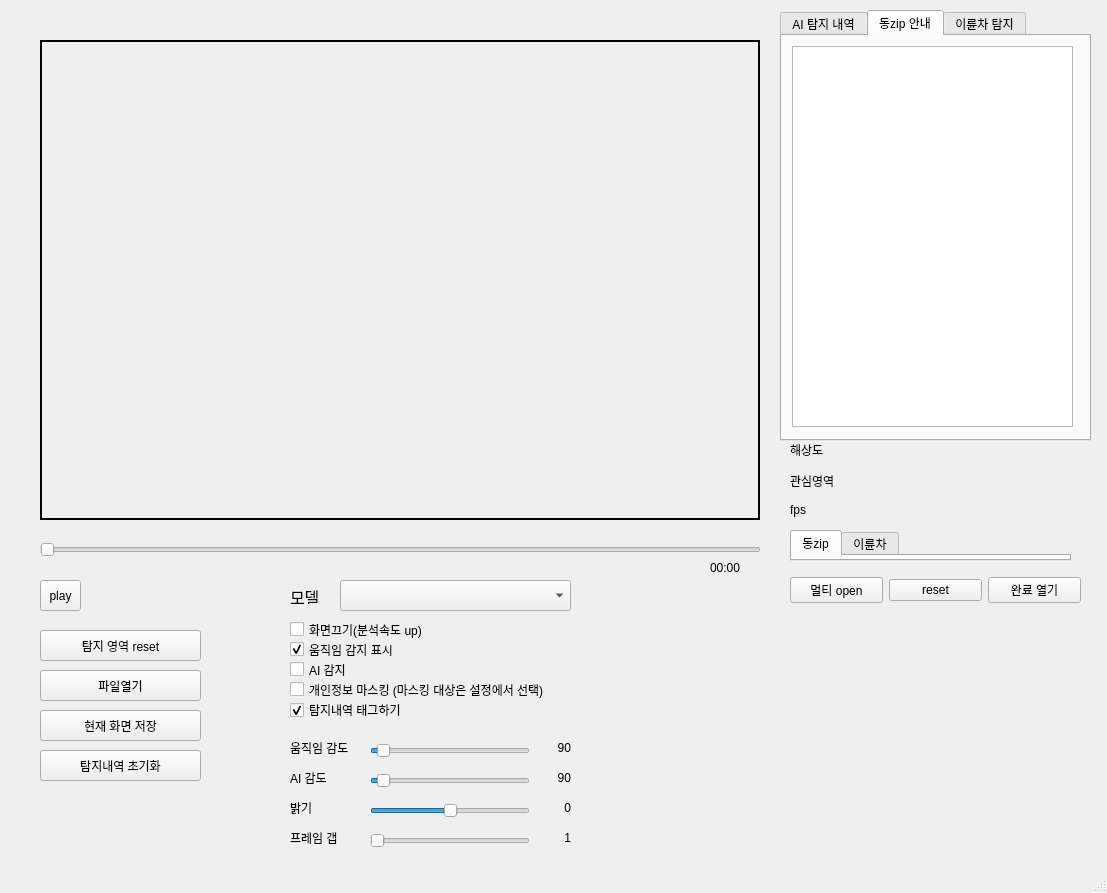
polnet13/kimAI, file rsc/ui/untitled.ui: the form before one commit.
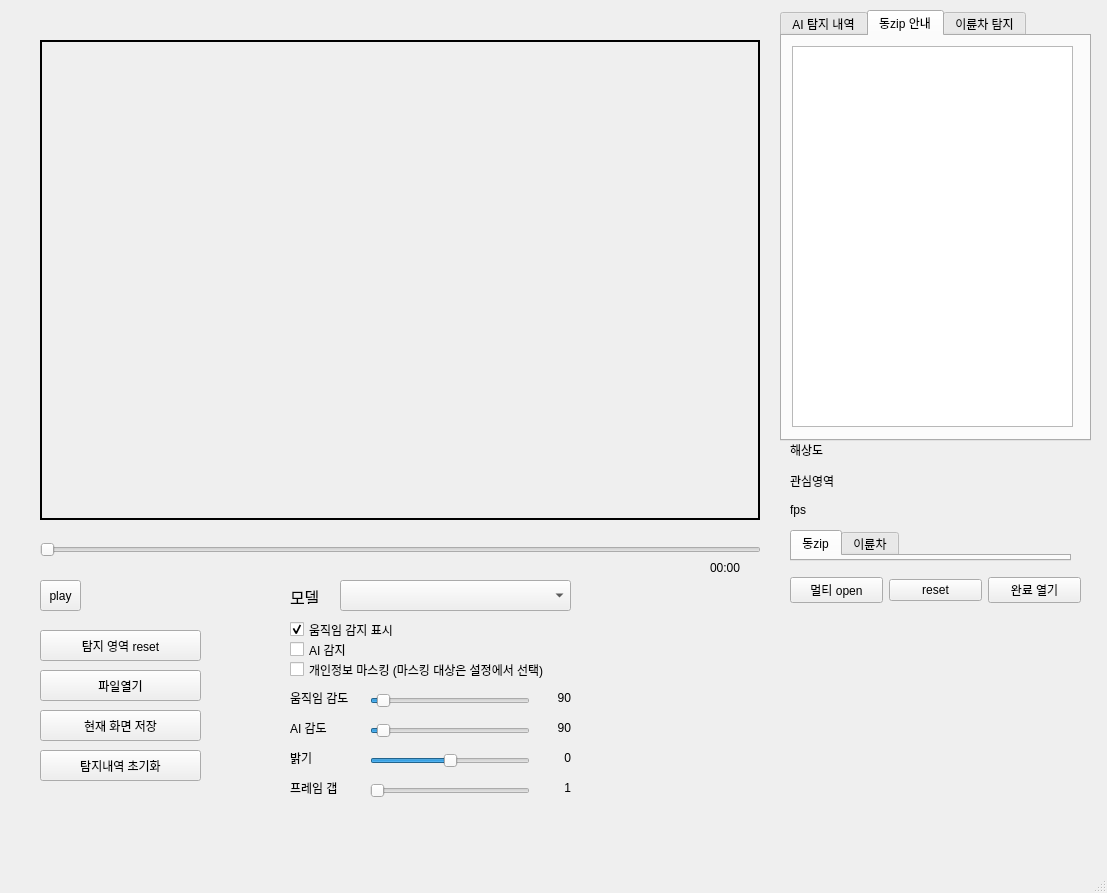
The form after the commit.

```diff
--- a/rsc/ui/untitled.ui
+++ b/rsc/ui/untitled.ui
@@ -18,7 +18,7 @@
     <property name="geometry">
      <rect>
       <x>290</x>
-      <y>770</y>
+      <y>720</y>
       <width>64</width>
       <height>15</height>
      </rect>
@@ -31,7 +31,7 @@
     <property name="geometry">
      <rect>
       <x>370</x>
-      <y>830</y>
+      <y>780</y>
       <width>160</width>
       <height>22</height>
      </rect>
@@ -56,7 +56,7 @@
     <property name="geometry">
      <rect>
       <x>540</x>
-      <y>770</y>
+      <y>720</y>
       <width>31</width>
       <height>16</height>
      </rect>
@@ -72,7 +72,7 @@
     <property name="geometry">
      <rect>
       <x>540</x>
-      <y>830</y>
+      <y>780</y>
       <width>31</width>
       <height>16</height>
      </rect>
@@ -88,7 +88,7 @@
     <property name="geometry">
      <rect>
       <x>370</x>
-      <y>740</y>
+      <y>690</y>
       <width>160</width>
       <height>22</height>
      </rect>
@@ -133,7 +133,7 @@
     <property name="geometry">
      <rect>
       <x>540</x>
-      <y>740</y>
+      <y>690</y>
       <width>31</width>
       <height>16</height>
      </rect>
@@ -145,30 +145,11 @@
      <set>Qt::AlignRight|Qt::AlignTrailing|Qt::AlignVCenter</set>
     </property>
    </widget>
-   <widget class="QCheckBox" name="checkbox_displayoff">
-    <property name="geometry">
-     <rect>
-      <x>290</x>
-      <y>620</y>
-      <width>331</width>
-      <height>19</height>
-     </rect>
-    </property>
-    <property name="contextMenuPolicy">
-     <enum>Qt::PreventContextMenu</enum>
-    </property>
-    <property name="text">
-     <string>화면끄기(분석속도 up)</string>
-    </property>
-    <property name="checked">
-     <bool>false</bool>
-    </property>
-   </widget>
    <widget class="QCheckBox" name="checkbox_move">
     <property name="geometry">
      <rect>
       <x>290</x>
-      <y>640</y>
+      <y>620</y>
       <width>331</width>
       <height>19</height>
      </rect>
@@ -184,7 +165,7 @@
     <property name="geometry">
      <rect>
       <x>290</x>
-      <y>680</y>
+      <y>660</y>
       <width>361</width>
       <height>19</height>
      </rect>
@@ -210,7 +191,7 @@
     <property name="geometry">
      <rect>
       <x>370</x>
-      <y>800</y>
+      <y>750</y>
       <width>160</width>
       <height>22</height>
      </rect>
@@ -245,7 +226,7 @@
     <property name="geometry">
      <rect>
       <x>290</x>
-      <y>740</y>
+      <y>690</y>
       <width>64</width>
       <height>15</height>
      </rect>
@@ -258,7 +239,7 @@
     <property name="geometry">
      <rect>
       <x>370</x>
-      <y>770</y>
+      <y>720</y>
       <width>160</width>
       <height>22</height>
      </rect>
@@ -298,7 +279,7 @@
     <property name="geometry">
      <rect>
       <x>540</x>
-      <y>800</y>
+      <y>750</y>
       <width>31</width>
       <height>16</height>
      </rect>
@@ -314,7 +295,7 @@
     <property name="geometry">
      <rect>
       <x>290</x>
-      <y>800</y>
+      <y>750</y>
       <width>61</width>
       <height>16</height>
      </rect>
@@ -327,7 +308,7 @@
     <property name="geometry">
      <rect>
       <x>290</x>
-      <y>830</y>
+      <y>780</y>
       <width>111</width>
       <height>16</height>
      </rect>
@@ -353,7 +334,7 @@
     <property name="geometry">
      <rect>
       <x>290</x>
-      <y>660</y>
+      <y>640</y>
       <width>331</width>
       <height>19</height>
      </rect>
@@ -397,22 +378,6 @@
      <string>00:00</string>
     </property>
    </widget>
-   <widget class="QCheckBox" name="checkbox_track_tag">
-    <property name="geometry">
-     <rect>
-      <x>290</x>
-      <y>700</y>
-      <width>299</width>
-      <height>20</height>
-     </rect>
-    </property>
-    <property name="text">
-     <string>탐지내역 태그하기</string>
-    </property>
-    <property name="checked">
-     <bool>true</bool>
-    </property>
-   </widget>
    <widget class="QPushButton" name="btn_init_detection">
     <property name="geometry">
      <rect>
```
